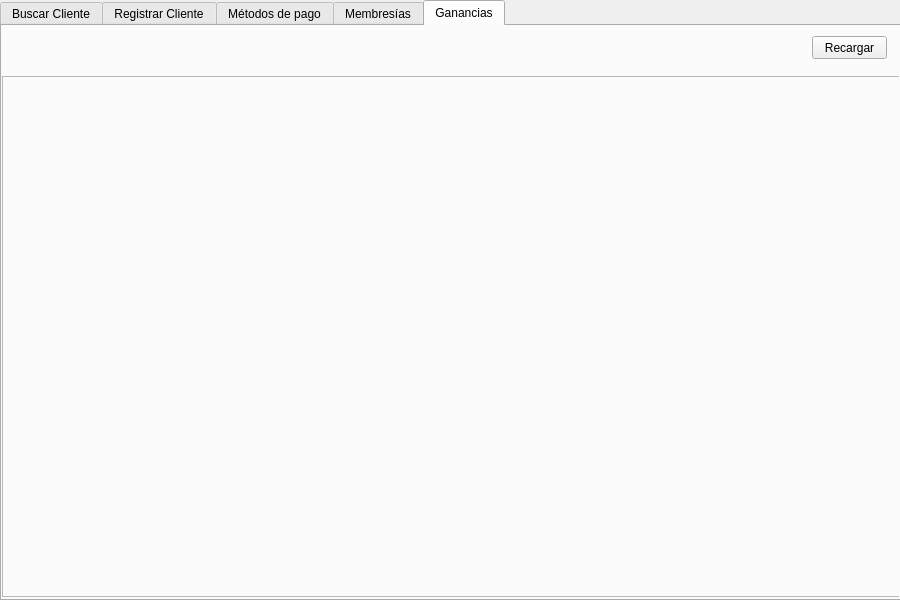
First picture: the form in src/Ui/model2.ui, repository SephbaCode/Gym-magnament, before the edit.
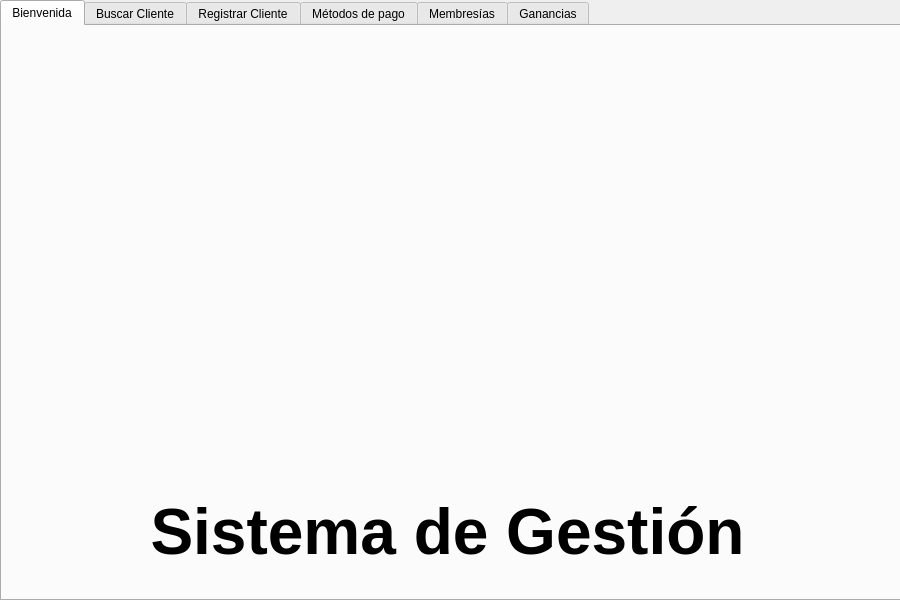
Second picture: the form after the edit. Icons and pictures are not drawn.

Commit message: Agregado portada

```diff
--- a/src/Ui/model2.ui
+++ b/src/Ui/model2.ui
@@ -23,8 +23,58 @@
     </rect>
    </property>
    <property name="currentIndex">
-    <number>4</number>
+    <number>0</number>
    </property>
+   <widget class="QWidget" name="tab_bienvenida">
+    <attribute name="title">
+     <string>Bienvenida</string>
+    </attribute>
+    <widget class="QLabel" name="lblImagen">
+     <property name="geometry">
+      <rect>
+       <x>140</x>
+       <y>30</y>
+       <width>601</width>
+       <height>511</height>
+      </rect>
+     </property>
+     <property name="text">
+      <string/>
+     </property>
+     <property name="pixmap">
+      <pixmap>portada.jpg</pixmap>
+     </property>
+     <property name="scaledContents">
+      <bool>true</bool>
+     </property>
+     <property name="alignment">
+      <set>Qt::AlignHCenter|Qt::AlignTop</set>
+     </property>
+    </widget>
+    <widget class="QLabel" name="label_7">
+     <property name="geometry">
+      <rect>
+       <x>-20</x>
+       <y>460</y>
+       <width>931</width>
+       <height>91</height>
+      </rect>
+     </property>
+     <property name="font">
+      <font>
+       <pointsize>48</pointsize>
+       <weight>75</weight>
+       <bold>true</bold>
+      </font>
+     </property>
+     <property name="text">
+      <string>Sistema de Gestión</string>
+     </property>
+     <property name="alignment">
+      <set>Qt::AlignCenter</set>
+     </property>
+    </widget>
+   </widget>
    <widget class="QWidget" name="SearchClient">
     <attribute name="title">
      <string>Buscar Cliente</string>
```
The commit also changes 2 other files.
